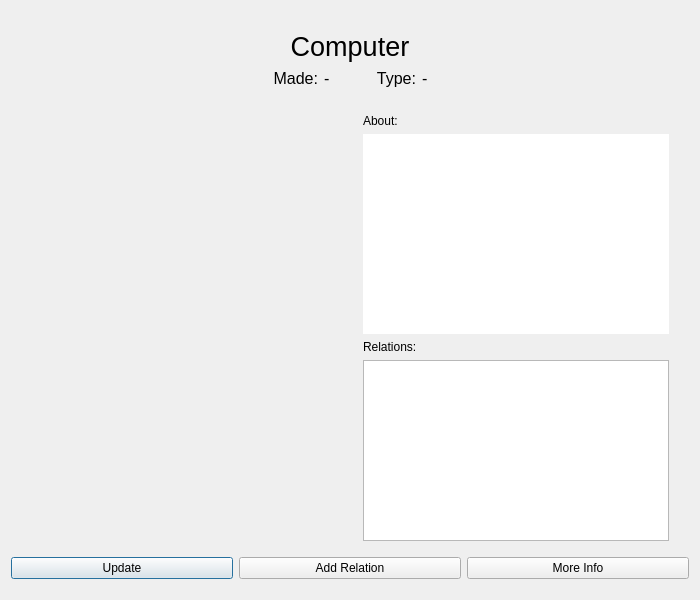
athenabjorg/sacr, file computerwindow.ui: the form before one commit.
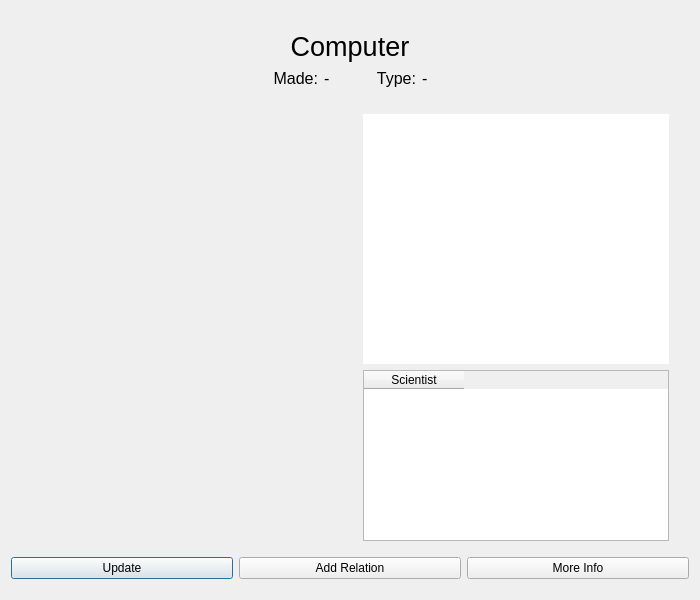
The form after the commit. Icons and pictures are not drawn.

```diff
--- a/computerwindow.ui
+++ b/computerwindow.ui
@@ -244,13 +244,6 @@
      </item>
      <item>
       <layout class="QVBoxLayout" name="verticalLayout_2">
-       <item>
-        <widget class="QLabel" name="about">
-         <property name="text">
-          <string>About:</string>
-         </property>
-        </widget>
-       </item>
        <item>
         <widget class="QTextBrowser" name="inputAbout">
          <property name="sizePolicy">
@@ -262,7 +255,7 @@
          <property name="minimumSize">
           <size>
            <width>250</width>
-           <height>200</height>
+           <height>250</height>
           </size>
          </property>
          <property name="font">
@@ -292,20 +285,21 @@
         </widget>
        </item>
        <item>
-        <widget class="QLabel" name="relations">
-         <property name="text">
-          <string>Relations:</string>
-         </property>
-        </widget>
-       </item>
-       <item>
-        <widget class="QTableWidget" name="inputRelations">
+        <widget class="QTableWidget" name="relationTable">
          <property name="sizePolicy">
           <sizepolicy hsizetype="Expanding" vsizetype="Expanding">
            <horstretch>0</horstretch>
            <verstretch>0</verstretch>
           </sizepolicy>
          </property>
+         <attribute name="verticalHeaderVisible">
+          <bool>false</bool>
+         </attribute>
+         <column>
+          <property name="text">
+           <string>Scientist</string>
+          </property>
+         </column>
         </widget>
        </item>
       </layout>
```
Left out of the diff: 2 changed lines with no effect on the pictures.
